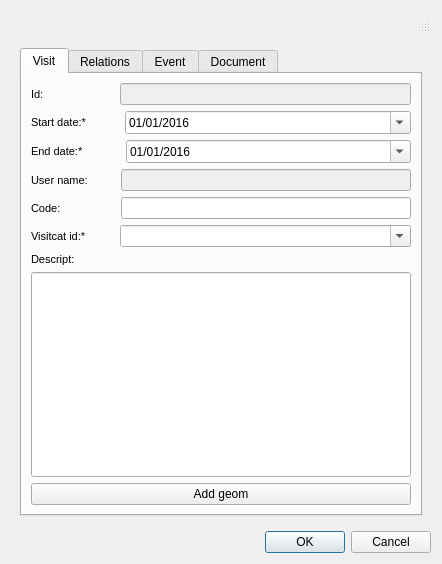
This is ui/add_visit.ui in Giswater/giswater_qgis_plugin as Qt 5 draws it before an edit. The edited form follows.
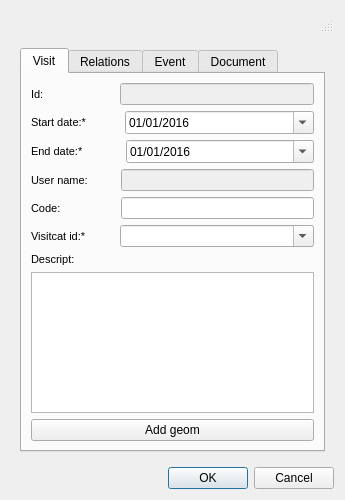
This is the edited form. Icons and pictures are not drawn.

Commit message: New dynamic forms

The edit to the form file:
```diff
--- a/ui/add_visit.ui
+++ b/ui/add_visit.ui
@@ -6,8 +6,8 @@
    <rect>
     <x>0</x>
     <y>0</y>
-    <width>442</width>
-    <height>564</height>
+    <width>344</width>
+    <height>500</height>
    </rect>
   </property>
   <property name="windowTitle">
@@ -463,14 +463,7 @@
            </widget>
           </item>
           <item>
-           <widget class="QLineEdit" name="descript">
-            <property name="sizePolicy">
-             <sizepolicy hsizetype="Expanding" vsizetype="Expanding">
-              <horstretch>0</horstretch>
-              <verstretch>0</verstretch>
-             </sizepolicy>
-            </property>
-           </widget>
+           <widget class="QTextEdit" name="descript"/>
           </item>
           <item>
            <widget class="QPushButton" name="btn_add_geom">
```
Left out of the diff: 1 changed line with no effect on the pictures. The commit also changes 5 other files.
